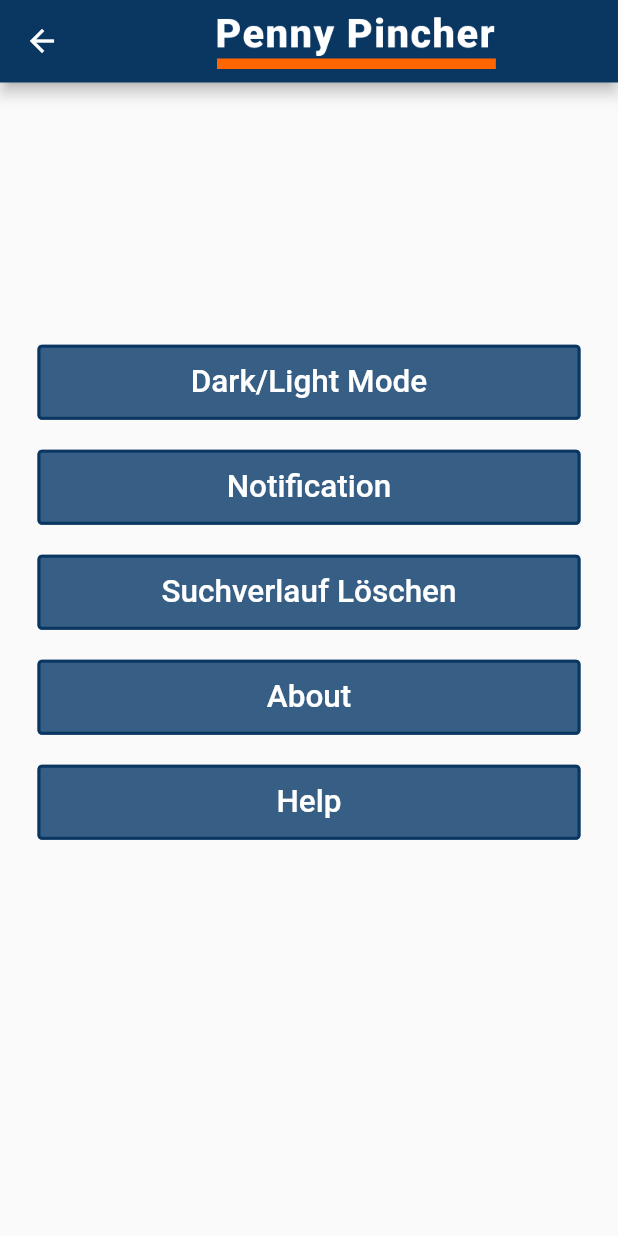
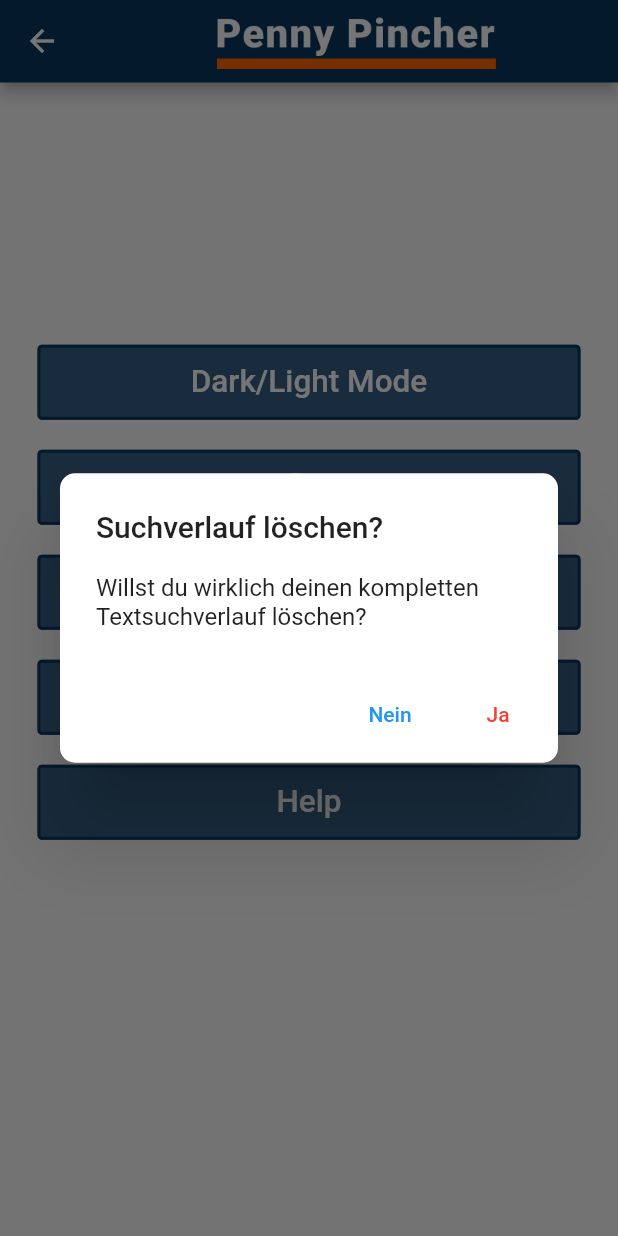
Before and after one commit to dimitarKolev99/flutter_project, a Flutter app: the ProfilePage screen opened directly, after a tap on "Suchverlauf Löschen", on a phone screen of 412 x 824 dp. Run offline on Flutter 3.47's test engine with Material 2 defaults, Android fonts, the phone set to English and light mode, and no system bars; our stand-ins replace flutter_local_notifications, google_fonts, line_awesome_flutter, material_design_icons_flutter, mobx, shared_preferences and 1 more; accounts and stored records are empty.

Commit message:
created pop up suchverlauf löschen

```diff
--- a/lib/view/profile.dart
+++ b/lib/view/profile.dart
@@ -136,7 +136,7 @@ class _ProfilePageState extends State<ProfilePage> {
                   child:
                   TextButton(
                     onPressed: () {
-
+                      showAlertDialog(context);
                     },
                     style: ButtonStyle(
                         backgroundColor: MaterialStateProperty.all(ThemeChanger.lightBlue),
@@ -235,4 +235,46 @@ class _ProfilePageState extends State<ProfilePage> {
       )
     );
   }
+
+  static showAlertDialog(BuildContext context) {
+    // set up the buttons
+    Widget cancelButton = TextButton(
+      child: const Text("Nein"),
+      onPressed: () {
+        Navigator.of(context, rootNavigator: true).pop('dialog');
+      },
+    );
+    Widget continueButton = TextButton(
+      style: TextButton.styleFrom(
+        primary: Colors.red,
+      ),
+      child: const Text("Ja"),
+      onPressed: () async {
+        Navigator.of(context, rootNavigator: true).pop('dialog');
+
+      },
+    );
+
+    // set up the AlertDialog
+    AlertDialog alert = AlertDialog(
+      title: const Text("Suchverlauf löschen?"),
+      content: const Text(
+          "Willst du wirklich deinen kompletten Textsuchverlauf löschen?"),
+      shape: const RoundedRectangleBorder(
+          borderRadius: BorderRadius.all(Radius.circular(10.0))),
+      actions: [
+        cancelButton,
+        continueButton,
+      ],
+    );
+
+    // show the dialog
+    showDialog(
+      context: context,
+      builder: (BuildContext context) {
+        return alert;
+      },
+    );
+  }
+
 }
```
